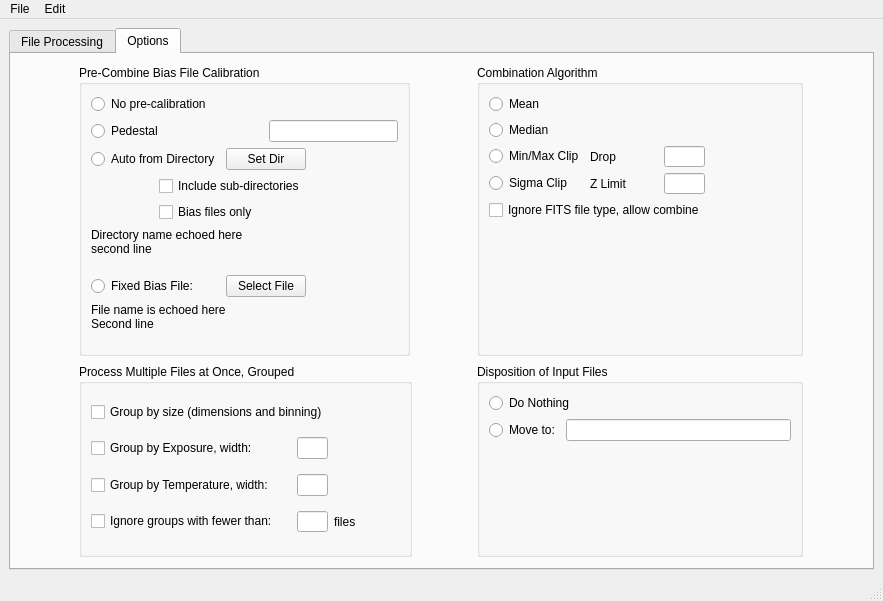
Old version of the form MainWindow.ui in the repository RMcDOttawa/MasterFlatMaker.
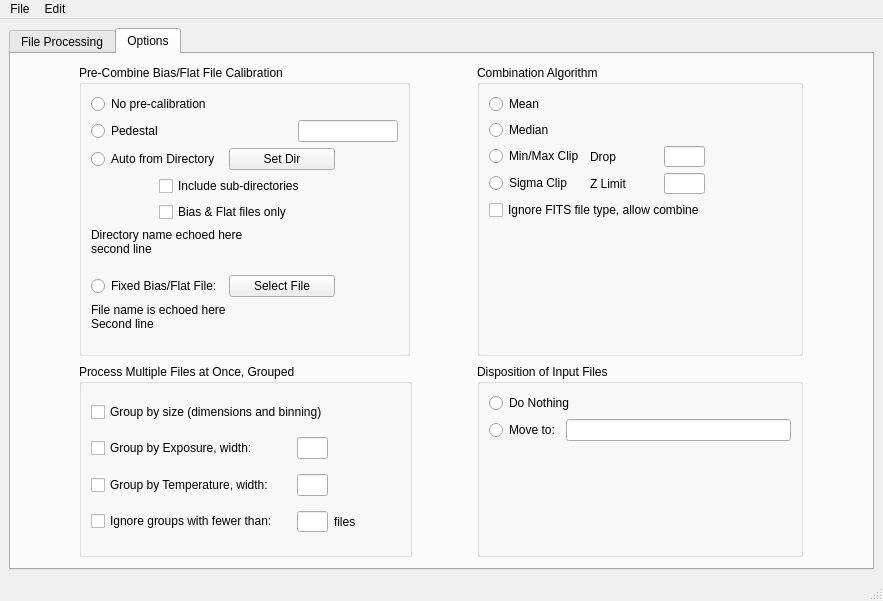
New version of the form. The open tabs and pages were chosen to show the change.

Commit message: Added filter name to main window file display table

Patch:
```diff
--- a/MainWindow.ui
+++ b/MainWindow.ui
@@ -356,7 +356,7 @@
            </size>
           </property>
           <property name="title">
-           <string>Pre-Combine Bias File Calibration</string>
+           <string>Pre-Combine Bias/Flat File Calibration</string>
           </property>
           <layout class="QGridLayout" name="gridLayout">
            <item row="0" column="0" colspan="2">
@@ -472,7 +472,7 @@
               <string>In auto directory, only BIAS files will be considered</string>
              </property>
              <property name="text">
-              <string>Bias files only</string>
+              <string>Bias &amp;&amp; Flat files only</string>
              </property>
             </widget>
            </item>
@@ -495,7 +495,7 @@
               <string>Use fixed bias file specified here for precalibration</string>
              </property>
              <property name="text">
-              <string>Fixed Bias File:</string>
+              <string>Fixed Bias/Flat File:</string>
              </property>
              <attribute name="buttonGroup">
               <string notr="true">preCalibrationGroup</string>
```
Left out of the diff: 11 changed lines with no effect on the pictures. The commit also changes 6 other files.
